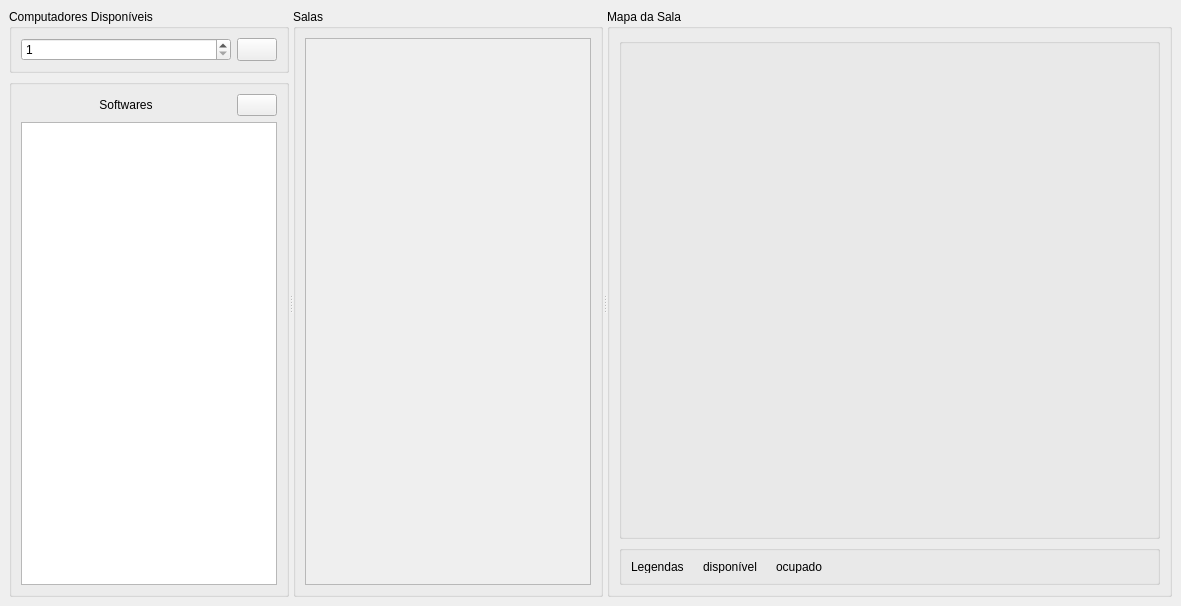
First picture: the form in software/interface/CliEnter/clienter.ui, repository sociedade-do-pastel/softeiros, before the edit.
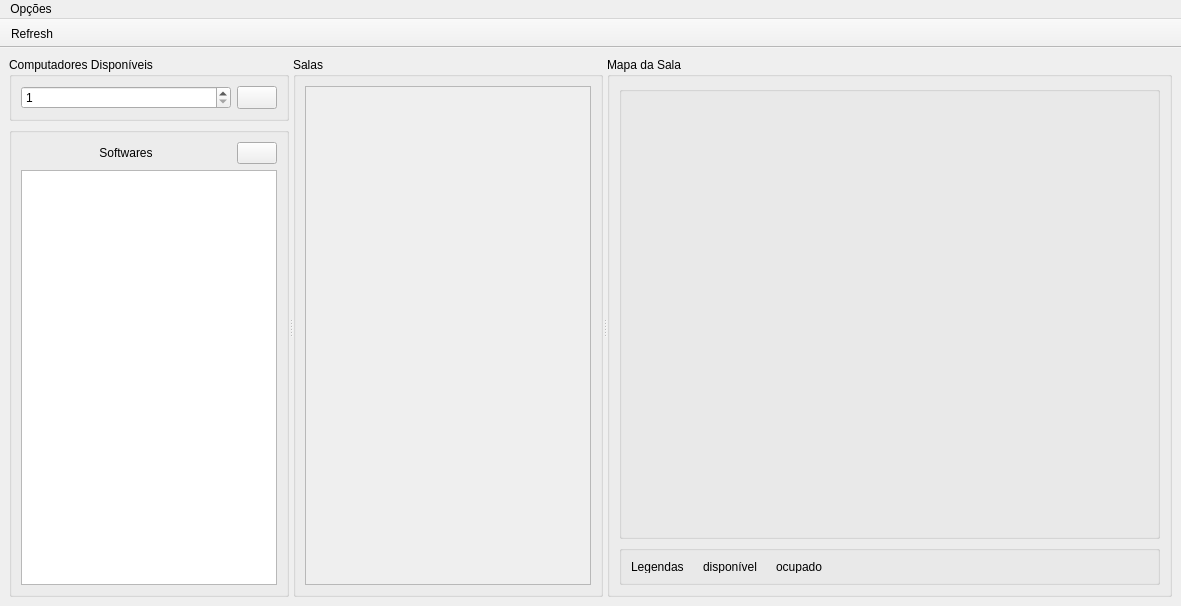
Second picture: the form after the edit. Icons and pictures are not drawn.

```diff
--- a/software/interface/CliEnter/clienter.ui
+++ b/software/interface/CliEnter/clienter.ui
@@ -320,6 +320,9 @@
    </layout>
   </widget>
   <widget class="QMenuBar" name="menubar">
+   <property name="enabled">
+    <bool>true</bool>
+   </property>
    <property name="geometry">
     <rect>
      <x>0</x>
@@ -328,10 +331,39 @@
      <height>32</height>
     </rect>
    </property>
+   <widget class="QMenu" name="menuOp_es">
+    <property name="title">
+     <string>Opções</string>
+    </property>
+    <addaction name="actionRefresh"/>
+   </widget>
+   <addaction name="menuOp_es"/>
   </widget>
-  <action name="actionLogin">
+  <widget class="QToolBar" name="toolBar">
+   <property name="windowTitle">
+    <string>toolBar</string>
+   </property>
+   <property name="movable">
+    <bool>false</bool>
+   </property>
+   <property name="floatable">
+    <bool>true</bool>
+   </property>
+   <attribute name="toolBarArea">
+    <enum>TopToolBarArea</enum>
+   </attribute>
+   <attribute name="toolBarBreak">
+    <bool>false</bool>
+   </attribute>
+   <addaction name="actionRefresh"/>
+  </widget>
+  <action name="actionRefresh">
+   <property name="icon">
+    <iconset resource="images.qrc">
+     <normaloff>:/icons/imgs/syncIcon.png</normaloff>:/icons/imgs/syncIcon.png</iconset>
+   </property>
    <property name="text">
-    <string>Login</string>
+    <string>Refresh</string>
    </property>
   </action>
  </widget>
```
Left out of the diff: 4 changed lines with no effect on the pictures.
